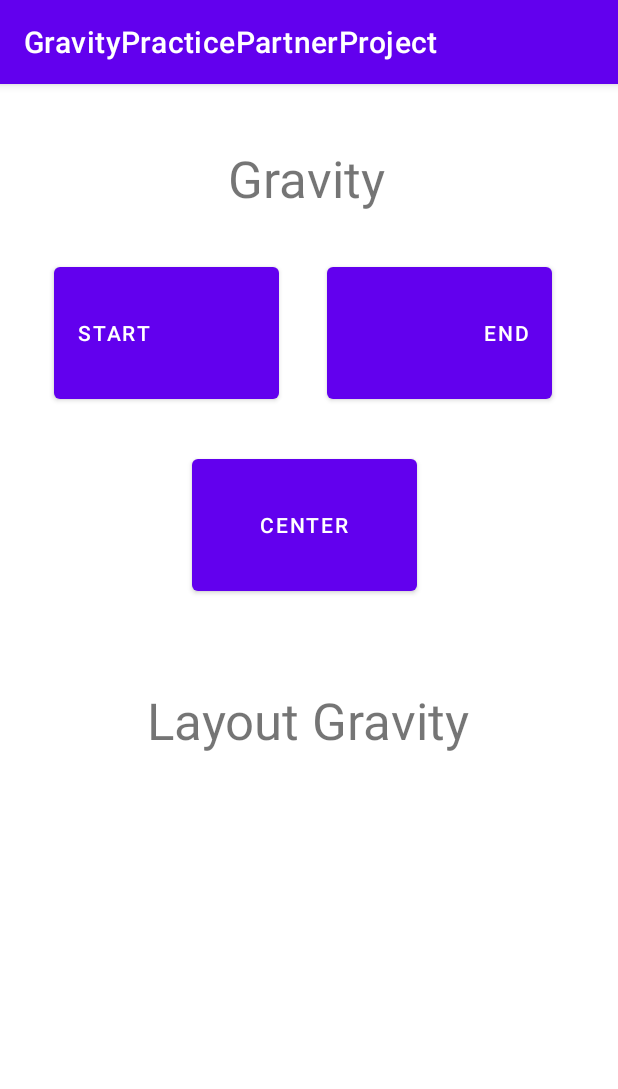
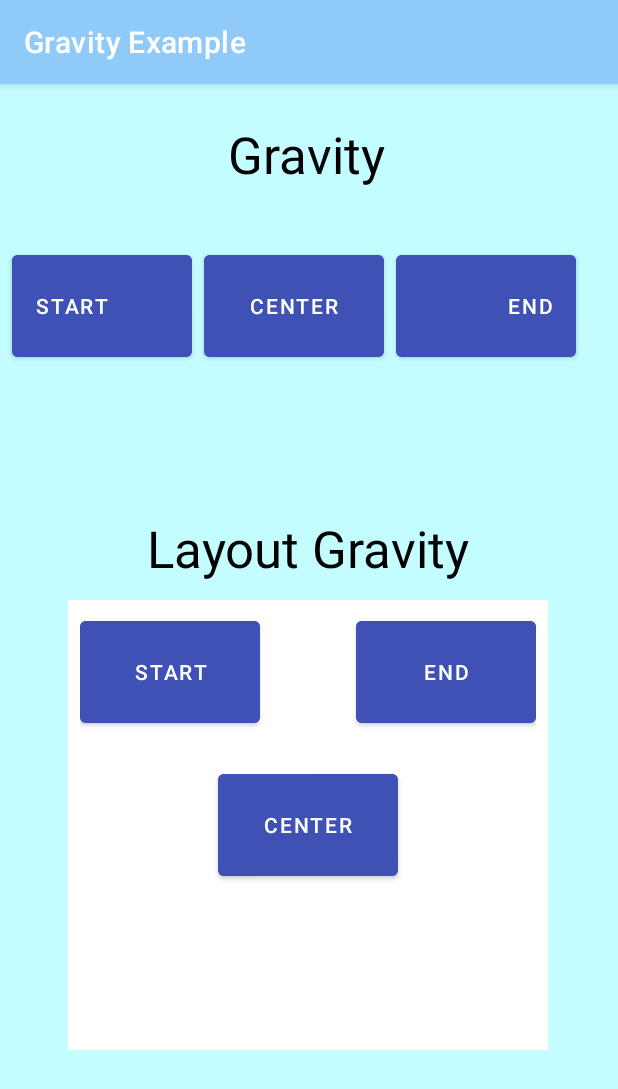
Before and after one commit to markariagno22/GravityPractice, an Android app: the screen it shows after launch (MainActivity), on a phone screen of 412 x 824 dp. Shown: the top 1089 px of the screen. Run offline under Robolectric (Android 15) with nearby library versions, the phone set to English and light mode, and no system bars.

Commit message:
Finalized design of app

```diff
--- a/app/src/main/java/com/example/gravitypracticepartnerproject/MainActivity.java
+++ b/app/src/main/java/com/example/gravitypracticepartnerproject/MainActivity.java
@@ -2,7 +2,10 @@ package com.example.gravitypracticepartnerproject;
 
 import androidx.appcompat.app.AppCompatActivity;
 
+import android.graphics.Color;
 import android.os.Bundle;
+import android.widget.FrameLayout;
+import android.widget.RelativeLayout;
 
 public class MainActivity extends AppCompatActivity {
 
@@ -10,5 +13,9 @@ public class MainActivity extends AppCompatActivity {
     protected void onCreate(Bundle savedInstanceState) {
         super.onCreate(savedInstanceState);
         setContentView(R.layout.activity_main);
+
+        FrameLayout currentLayout = findViewById(R.id.frameLayout);
+
+        currentLayout.setBackgroundColor(Color.WHITE);
     }
 }
--- a/app/src/main/res/layout/activity_main.xml
+++ b/app/src/main/res/layout/activity_main.xml
@@ -7,59 +7,91 @@
     tools:context=".MainActivity">
 
 
-
     <TextView
         android:id="@+id/textView"
         android:layout_width="wrap_content"
         android:layout_height="wrap_content"
         android:layout_marginStart="152dp"
-        android:layout_marginTop="40dp"
+        android:layout_marginTop="24dp"
         android:text="Gravity"
+        android:textColor="#000000"
         android:textSize="34sp"
         app:layout_constraintStart_toStartOf="parent"
         app:layout_constraintTop_toTopOf="parent" />
+
+    <Button
+        android:id="@+id/buttonEnd"
+        style="@style/CustomButton"
+        android:layout_marginStart="8dp"
+        android:gravity="center_vertical|end"
+        android:text="End"
+        app:layout_constraintStart_toEndOf="@+id/buttonCenter"
+        app:layout_constraintTop_toTopOf="@+id/buttonCenter" />
+
+    <Button
+        android:id="@+id/buttonStart"
+        style="@style/CustomButton"
+        android:layout_marginStart="8dp"
+        android:layout_marginTop="108dp"
+        android:gravity="start|center_vertical"
+        android:text="Start"
+        app:layout_constraintStart_toStartOf="parent"
+        app:layout_constraintTop_toTopOf="parent" />
+
+    <Button
+        android:id="@+id/buttonCenter"
+        style="@style/CustomButton"
+        android:layout_marginStart="8dp"
+        android:gravity="center"
+        android:text="Center"
+        app:layout_constraintStart_toEndOf="@+id/buttonStart"
+        app:layout_constraintTop_toTopOf="@+id/buttonStart" />
+
+    <FrameLayout
+        android:id="@+id/frameLayout"
+        android:layout_width="320dp"
+        android:layout_height="300dp"
+        android:layout_marginTop="12dp"
+        android:padding="8dp"
+        app:layout_constraintEnd_toEndOf="parent"
+        app:layout_constraintHorizontal_bias="0.494"
+        app:layout_constraintStart_toStartOf="parent"
+        app:layout_constraintTop_toBottomOf="@+id/textView2">
+
+        <Button
+            android:id="@+id/layoutButtonStart"
+            style="@style/CustomButton"
+
+            android:layout_gravity="start"
+            android:text="Start" />
+
+        <Button
+            android:id="@+id/layoutButtonEnd"
+            style="@style/CustomButton"
+
+            android:layout_gravity="end"
+            android:text="End" />
+
+        <Button
+            android:id="@+id/layoutButtonCenter"
+            style="@style/CustomButton"
+            android:layout_gravity="center"
+            android:text="Center" />
+    </FrameLayout>
 
     <TextView
         android:id="@+id/textView2"
         android:layout_width="wrap_content"
         android:layout_height="wrap_content"
         android:text="Layout Gravity"
+        android:textColor="#000000"
         android:textSize="34sp"
         app:layout_constraintBottom_toBottomOf="parent"
         app:layout_constraintEnd_toEndOf="parent"
         app:layout_constraintHorizontal_bias="0.497"
+
         app:layout_constraintStart_toStartOf="parent"
-
         app:layout_constraintTop_toTopOf="parent"
-        app:layout_constraintVertical_bias="0.555" />
-
-    <Button
-        android:id="@+id/buttonEnd"
-        style="@style/CustomButton"
-        android:layout_marginStart="36dp"
-        android:layout_marginTop="116dp"
-        android:gravity="start|center_vertical"
-        android:text="Start"
-        app:layout_constraintStart_toStartOf="parent"
-        app:layout_constraintTop_toTopOf="parent" />
-
-    <Button
-        android:id="@+id/buttonStart"
-        style="@style/CustomButton"
-        android:layout_marginStart="32dp"
-        android:gravity="center_vertical|end"
-        android:text="End"
-        app:layout_constraintStart_toEndOf="@+id/buttonEnd"
-        app:layout_constraintTop_toTopOf="@+id/buttonEnd" />
-
-    <Button
-        android:id="@+id/buttonCenter"
-        style="@style/CustomButton"
-        android:layout_marginStart="92dp"
-        android:layout_marginTop="28dp"
-        android:gravity="center"
-        android:text="Center"
-        app:layout_constraintStart_toStartOf="@+id/buttonEnd"
-        app:layout_constraintTop_toBottomOf="@+id/buttonEnd" />
+        app:layout_constraintVertical_bias="0.397" />
 
 </androidx.constraintlayout.widget.ConstraintLayout>
--- a/app/src/main/res/values/colors.xml
+++ b/app/src/main/res/values/colors.xml
@@ -7,4 +7,14 @@
     <color name="teal_700">#FF018786</color>
     <color name="black">#FF000000</color>
     <color name="white">#FFFFFFFF</color>
+
+    <color name="primaryColor">#90caf9</color>
+    <color name="primaryLightColor">#c3fdff</color>
+    <color name="primaryDarkColor">#5d99c6</color>
+    <color name="secondaryColor">#3f51b5</color>
+    <color name="secondaryLightColor">#757de8</color>
+    <color name="secondaryDarkColor">#002984</color>
+    <color name="primaryTextColor">#000000</color>
+    <color name="secondaryTextColor">#ffffff</color>
+
 </resources>
--- a/app/src/main/res/values/dimens.xml
+++ b/app/src/main/res/values/dimens.xml
@@ -1,7 +1,7 @@
 <?xml version="1.0" encoding="utf-8"?>
 <resources>
 
-    <dimen name="buttonHeight">100dp</dimen>
-    <dimen name="buttonWidth">150dp</dimen>
+    <dimen name="buttonHeight">80dp</dimen>
+    <dimen name="buttonWidth">120dp</dimen>
 
 </resources>
--- a/app/src/main/res/values/strings.xml
+++ b/app/src/main/res/values/strings.xml
@@ -1,3 +1,3 @@
 <resources>
-    <string name="app_name">GravityPracticePartnerProject</string>
+    <string name="app_name">Gravity Example</string>
 </resources>
--- a/app/src/main/res/values/themes.xml
+++ b/app/src/main/res/values/themes.xml
@@ -2,21 +2,26 @@
     <!-- Base application theme. -->
     <style name="Theme.GravityPracticePartnerProject" parent="Theme.MaterialComponents.DayNight.DarkActionBar">
         <!-- Primary brand color. -->
-        <item name="colorPrimary">@color/purple_500</item>
-        <item name="colorPrimaryVariant">@color/purple_700</item>
+        <item name="colorPrimary">@color/primaryColor</item>
+        <item name="colorPrimaryVariant">@color/primaryLightColor</item>
         <item name="colorOnPrimary">@color/white</item>
         <!-- Secondary brand color. -->
         <item name="colorSecondary">@color/teal_200</item>
         <item name="colorSecondaryVariant">@color/teal_700</item>
         <item name="colorOnSecondary">@color/black</item>
         <!-- Status bar color. -->
-        <item name="android:statusBarColor" tools:targetApi="l">?attr/colorPrimaryVariant</item>
+        <item name="android:statusBarColor" tools:targetApi="l">?attr/colorPrimaryDark</item>
         <!-- Customize your theme here. -->
+
+        <item name="android:colorBackground">@color/primaryLightColor</item>
+
+
     </style>
 
     <style name="CustomButton">
         <item name="android:layout_width">@dimen/buttonWidth</item>
         <item name="android:layout_height">@dimen/buttonHeight</item>
+        <item name="android:backgroundTint">@color/secondaryColor</item>
     </style>
 
 
```
